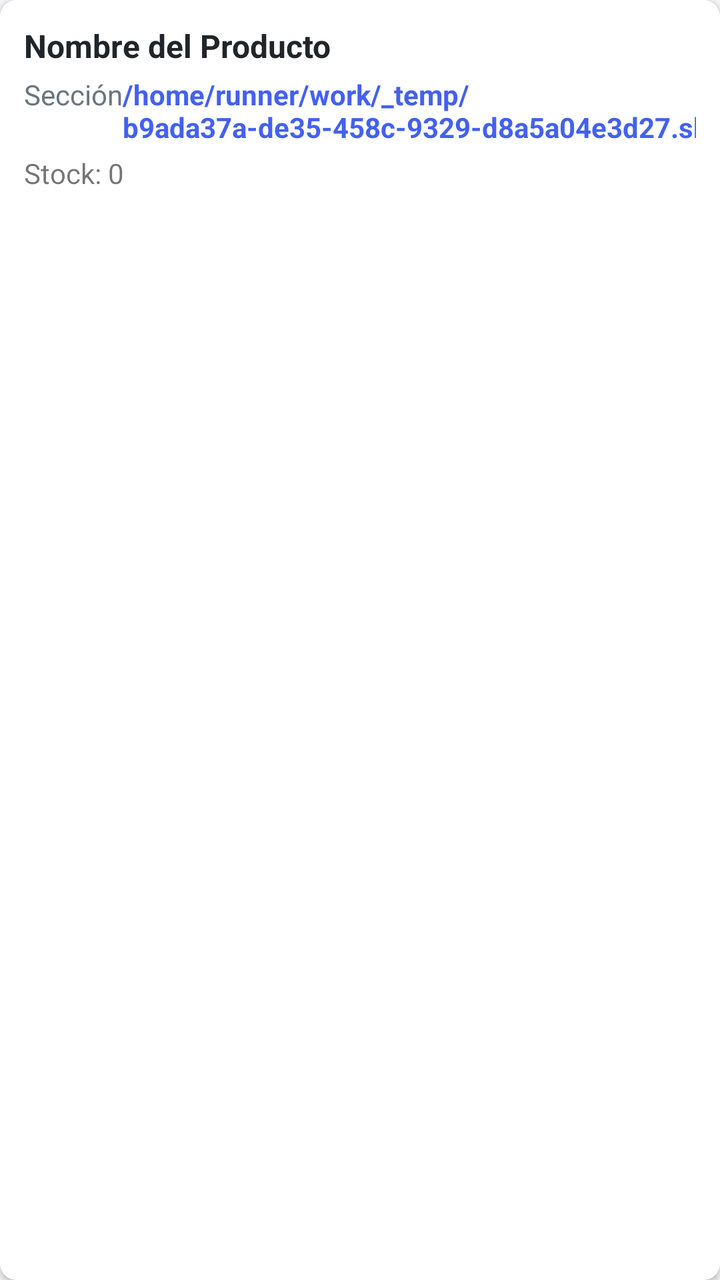
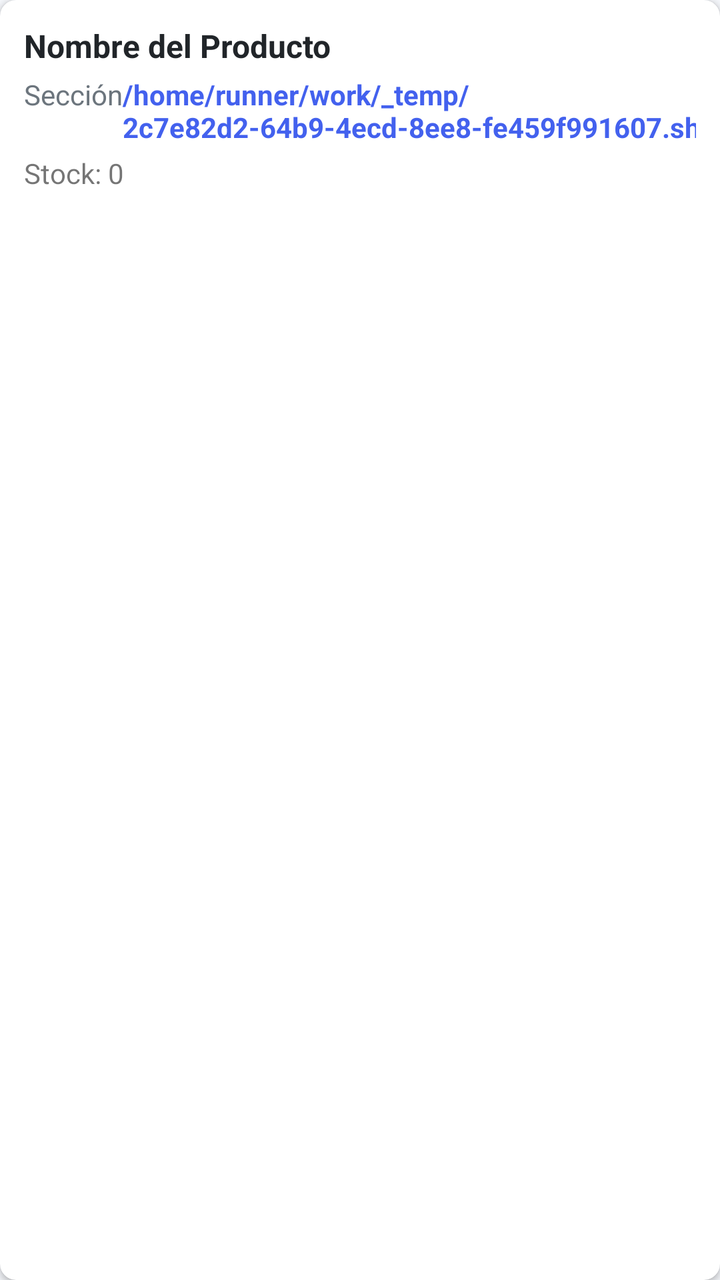

Before-and-after screenshots of an Android layout around one commit, followed by the original layout XML and the change that was made.
<!-- AndroidManifest.xml: application theme Theme.OmniVentas -->
<!-- res/layout/item_producto.xml -->
<?xml version="1.0" encoding="utf-8"?>
<androidx.cardview.widget.CardView xmlns:android="http://schemas.android.com/apk/res/android"
    xmlns:app="http://schemas.android.com/apk/res-auto"
    android:layout_width="match_parent"
    android:layout_height="wrap_content"
    android:layout_marginBottom="8dp"
    app:cardCornerRadius="8dp"
    app:cardElevation="2dp">
    <LinearLayout
        android:layout_width="match_parent"
        android:layout_height="wrap_content"
        android:orientation="vertical"
        android:padding="12dp">
        <TextView
            android:id="@+id/tv_nombre"
            android:layout_width="match_parent"
            android:layout_height="wrap_content"
            android:text="Nombre del Producto"
            android:textSize="16sp"
            android:textStyle="bold"
            android:textColor="@color/dark" />
        <LinearLayout
            android:layout_width="match_parent"
            android:layout_height="wrap_content"
            android:orientation="horizontal"
            android:layout_marginTop="4dp">
            <TextView
                android:id="@+id/tv_seccion"
                android:layout_width="0dp"
                android:layout_height="wrap_content"
                android:layout_weight="1"
                android:text="Sección"
                android:textSize="14sp"
                android:textColor="@color/gray" />
            <TextView
                android:id="@+id/tv_precio"
                android:layout_width="wrap_content"
                android:layout_height="wrap_content"
                android:text="/home/runner/work/_temp/b9ada37a-de35-458c-9329-d8a5a04e3d27.sh.00"
                android:textSize="14sp"
                android:textColor="@color/primary"
                android:textStyle="bold" />
        </LinearLayout>
        <TextView
            android:id="@+id/tv_stock"
            android:layout_width="wrap_content"
            android:layout_height="wrap_content"
            android:text="Stock: 0"
            android:textSize="14sp"
            android:layout_marginTop="4dp" />
    </LinearLayout>
</androidx.cardview.widget.CardView>
<!-- resources referenced by this layout -->
<resources>
  <color name="dark">#212529</color>
  <color name="gray">#6C757D</color>
  <color name="primary">#4361EE</color>
  <style name="Theme.OmniVentas" parent="Theme.MaterialComponents.DayNight.NoActionBar">
          <item name="colorPrimary">@color/primary</item>
          <item name="colorPrimaryVariant">@color/primary_dark</item>
          <item name="colorOnPrimary">@color/white</item>
          <item name="colorSecondary">@color/secondary</item>
          <item name="colorOnSecondary">@color/white</item>
          <item name="android:statusBarColor">@color/primary</item>
          <item name="android:windowBackground">@color/light_gray</item>
      </style>
  <color name="primary_dark">#3A56D4</color>
  <color name="white">#FFFFFF</color>
  <color name="secondary">#3F37C9</color>
  <color name="light_gray">#F5F7FB</color>
</resources>

<!-- the commit's change to res/layout/item_producto.xml (unified diff, before → after) -->
@@ -36,7 +36,7 @@
                 android:id="@+id/tv_precio"
                 android:layout_width="wrap_content"
                 android:layout_height="wrap_content"
-                android:text="/home/runner/work/_temp/b9ada37a-de35-458c-9329-d8a5a04e3d27.sh.00"
+                android:text="/home/runner/work/_temp/2c7e82d2-64b9-4ecd-8ee8-fe459f991607.sh.00"
                 android:textSize="14sp"
                 android:textColor="@color/primary"
                 android:textStyle="bold" />
